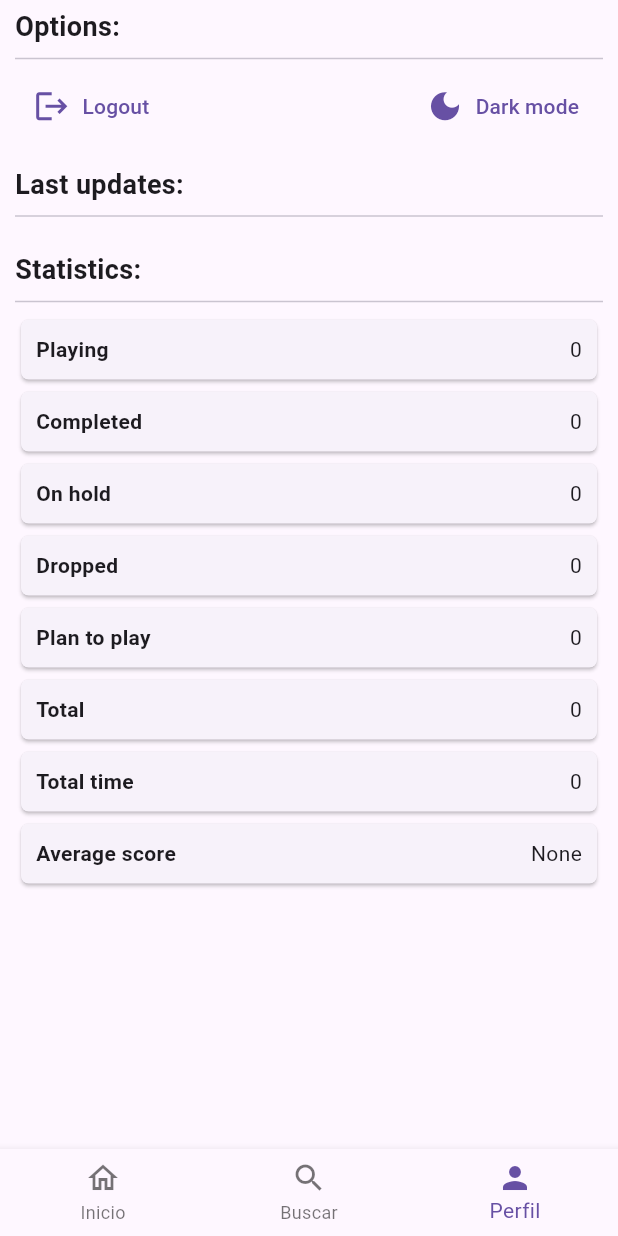
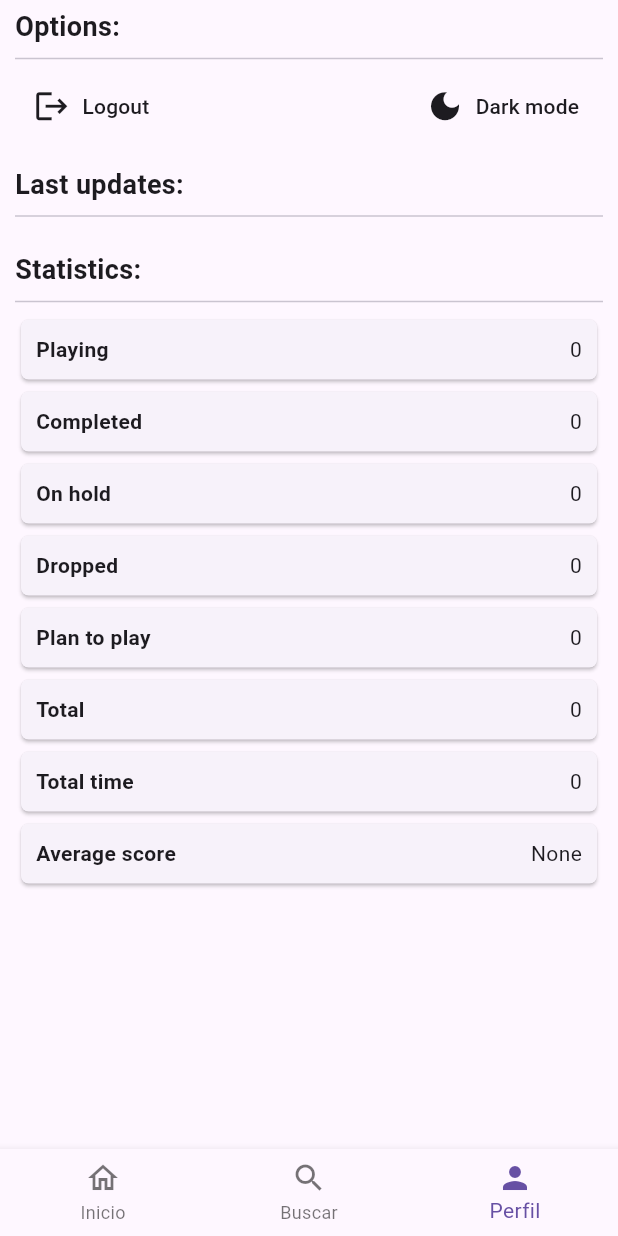
Before and after one commit to HugoReyHol/gestion_juegos, a Flutter app: the App screen opened by its route, item 3 of the bottom bar chosen, on a phone screen of 412 x 824 dp. Run offline on Flutter 3.47's test engine with Material 3 defaults, Android fonts, the phone set to English and light mode, and no system bars; our stand-ins replace flutter_riverpod, shared_preferences, sqflite_common_ffi; accounts and stored records are empty.

Commit message:
Cambiados colores de los botones

```diff
--- a/lib/screens/app.dart
+++ b/lib/screens/app.dart
@@ -26,12 +26,9 @@ class _AppState extends ConsumerState<App> {
     final isDarkTheme = ref.watch(themeProvider);
     _isCompact = MediaQuery.of(context).size.width <= 600;
     _marginSize = _isCompact ? compactMargin : normalMargin;
+    final Color color = Theme.of(context).textTheme.bodyMedium!.color!;
 
-    // TODO hacer que la navbar y el navrail tengan los mismos colores
     return Scaffold(
-      // appBar: AppBar(
-      //   automaticallyImplyLeading: true,
-      // ),
       body: SafeArea(
         child: Row(
           crossAxisAlignment: CrossAxisAlignment.start,
@@ -60,11 +57,11 @@ class _AppState extends ConsumerState<App> {
                             Icon(
                               isDarkTheme ? Icons.light_mode : Icons.dark_mode,
                               size: 24,
-                              // color: Theme.of(context).,
+                              color: color
                             ),
                             Text(
                               isDarkTheme ? "Light mode" : "Dark mode",
-                              // style: TextStyle(color: Colors.black),
+                              style: TextStyle(color: color),
                             )
                           ],
                         )
@@ -78,11 +75,11 @@ class _AppState extends ConsumerState<App> {
                             Icon(
                               Icons.logout,
                               size: 24,
-                              // color: Colors.black,
+                              color: color
                             ),
                             Text(
                               "Logout",
-                              // style: TextStyle(color: Colors.black),
+                              style: TextStyle(color: color),
                             )
                           ],
                         )
--- a/lib/screens/stats.dart
+++ b/lib/screens/stats.dart
@@ -28,6 +28,7 @@ class Stats extends ConsumerWidget {
   Widget _compactStats(BuildContext context, WidgetRef ref) {
     final gameStats = ref.watch(statsProvider);
     final lastGames = ref.watch(lastGamesProvider(2));
+    final Color color = Theme.of(context).textTheme.bodyMedium!.color!;
 
     return Column(
       crossAxisAlignment: CrossAxisAlignment.start,
@@ -44,20 +45,28 @@ class Stats extends ConsumerWidget {
           mainAxisAlignment: MainAxisAlignment.spaceBetween,
           children: [
             TextButton.icon(
-              label: Text("Logout"),
+              label: Text(
+                "Logout",
+                style: TextStyle(color: color),
+              ),
               icon: Icon(
                 Icons.logout,
-                size: 25
+                size: 25,
+                color: color,
               ),
               onPressed: () {
                 ref.read(userProvider.notifier).deleteSavedUser(context);
               },
             ),
             TextButton.icon(
-              label: Text(isDarkTheme ? "Light mode" : "Dark mode"),
+              label: Text(
+                isDarkTheme ? "Light mode" : "Dark mode",
+                style: TextStyle(color: color),
+              ),
               icon: Icon(
                 isDarkTheme ? Icons.light_mode : Icons.dark_mode,
-                size: 25
+                size: 25,
+                color: color,
               ),
               onPressed: () {
                 ref.read(themeProvider.notifier).toggleTheme();
```
Also changed, not shown: lib/components/game_widget.dart (+15 -12 lines).
